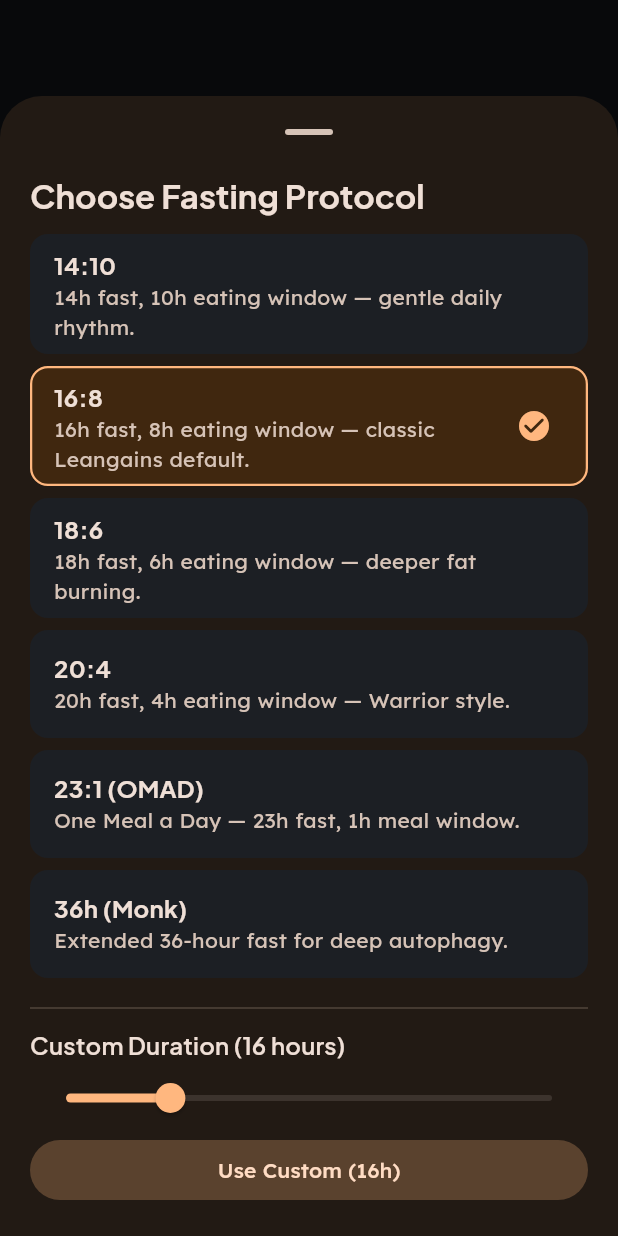
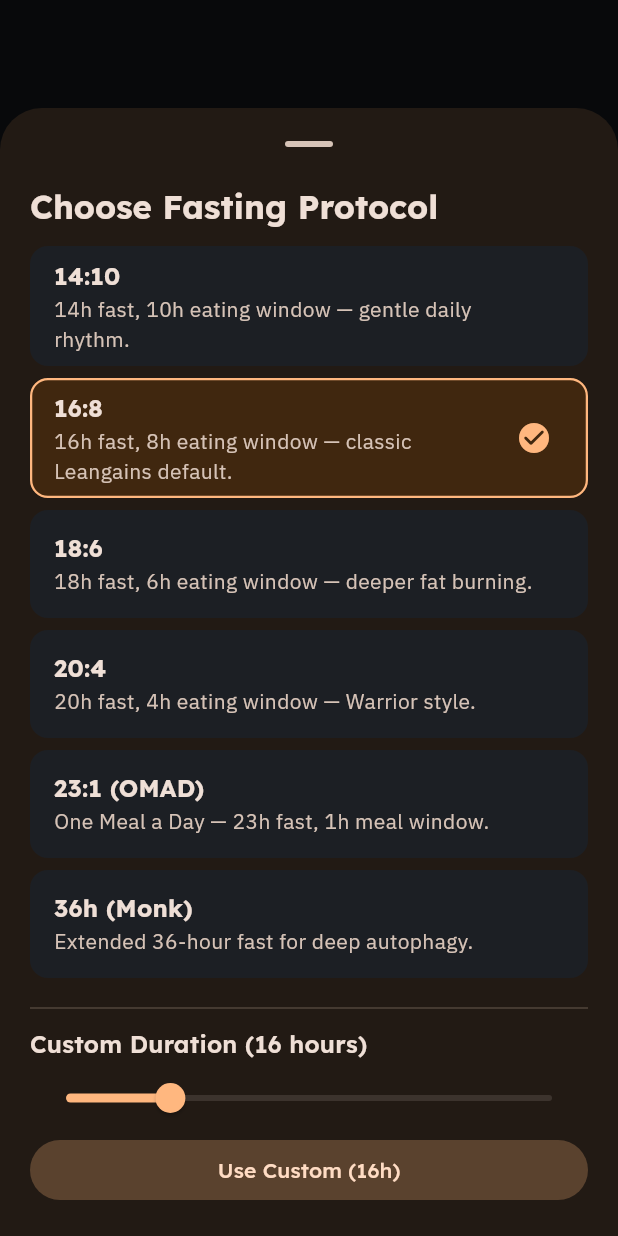
Before and after one commit to john20xdoe/fast-o-clock, a Flutter app: the AdaptiveShell screen opened directly, after a tap on an icon or button, on a phone screen of 412 x 824 dp. Run offline on Flutter 3.47's test engine with Material 3 defaults, Android fonts, the phone set to English and light mode, and no system bars; our stand-ins replace file_picker, flutter_local_notifications, share_plus, shared_preferences, sqflite, timezone; accounts and stored records are empty.

Commit message:
feat: relayout timer, replaced Jakarta Plus with IBM Plex Sans

```diff
--- a/lib/models/metabolic_stage.dart
+++ b/lib/models/metabolic_stage.dart
@@ -18,48 +18,62 @@ class MetabolicStage {
 
   static const List<MetabolicStage> stages = [
     MetabolicStage(
-      id: 'fed',
+      id: 'blood_sugar_rise',
       startHour: 0,
+      endHour: 2,
+      title: 'Blood Sugar Rises',
+      summary:
+          'Post-meal digestion; blood glucose and insulin rise as food is absorbed.',
+    ),
+    MetabolicStage(
+      id: 'blood_sugar_fall',
+      startHour: 2,
       endHour: 4,
-      title: 'Blood Sugar Rise & Fall',
-      summary: 'Body digests last meal; insulin levels begin to drop.',
+      title: 'Blood Sugar Falls',
+      summary:
+          'Insulin clears glucose into cells; blood sugar and insulin drop toward baseline.',
     ),
     MetabolicStage(
       id: 'post_absorptive',
       startHour: 4,
       endHour: 8,
-      title: 'Blood Sugar Drop',
-      summary: 'Blood glucose normalizes; glycogen reserves begin mobilizing.',
+      title: 'Glycogen Burn',
+      summary:
+          'Digestion finishes and insulin drops low; body taps liver glycogen for energy.',
     ),
     MetabolicStage(
       id: 'fat_burning',
       startHour: 8,
       endHour: 12,
       title: 'Fat Burning',
-      summary: 'Liver glycogen depletes; body shifts toward lipolysis for energy.',
+      summary:
+          'Liver glycogen depletes; body shifts toward lipolysis to burn fat for fuel.',
     ),
     MetabolicStage(
       id: 'ketosis',
       startHour: 12,
       endHour: 18,
       title: 'Ketosis',
-      summary: 'Ketone production increases as fat becomes primary fuel source.',
+      summary:
+          'Fat breakdown accelerates; liver produces ketones as a primary fuel source.',
     ),
     MetabolicStage(
       id: 'autophagy',
       startHour: 18,
       endHour: null,
       title: 'Deep Ketosis & Autophagy',
-      summary: 'Cellular cleanup and recycling processes accelerate.',
+      summary:
+          'Ketone levels rise further while cellular cleanup and recycling ramp up.',
     ),
   ];
 
   static MetabolicStage forElapsedDuration(Duration elapsed) {
     final hours = elapsed.inSeconds / 3600.0;
-    if (hours < 4) return stages[0];
-    if (hours < 8) return stages[1];
-    if (hours < 12) return stages[2];
-    if (hours < 18) return stages[3];
-    return stages[4];
+    if (hours < 2) return stages[0];
+    if (hours < 4) return stages[1];
+    if (hours < 8) return stages[2];
+    if (hours < 12) return stages[3];
+    if (hours < 18) return stages[4];
+    return stages[5];
   }
 }
--- a/lib/screens/fasting_screen.dart
+++ b/lib/screens/fasting_screen.dart
@@ -104,58 +104,16 @@ class FastingScreen extends StatelessWidget {
                   progress: progress,
                   isActive: isActive,
                   isGoalMet: isGoalMet,
+                  isCountdown: showRemaining,
                   child: Column(
                     mainAxisSize: MainAxisSize.min,
                     children: [
                       if (isActive) ...[
-                        MetabolicBadge(
-                          currentStage: controller.currentMetabolicStage,
-                          elapsed: elapsed,
-                        ),
-                        const SizedBox(height: 12),
-                        InkWell(
-                          onTap: () => controller.toggleShowRemainingTime(),
-                          borderRadius: BorderRadius.circular(8),
-                          child: Padding(
-                            padding: const EdgeInsets.symmetric(
-                              horizontal: 8,
-                              vertical: 2,
-                            ),
-                            child: Column(
-                              children: [
-                                Text(
-                                  showRemaining && !isGoalMet
-                                      ? 'Remaining (tap)'
-                                      : 'Elapsed (${(progress * 100).round()}%)',
-                                  style: theme.textTheme.labelMedium?.copyWith(
-                                    color: theme.colorScheme.onSurfaceVariant,
-                                  ),
-                                ),
-                                const SizedBox(height: 4),
-                                Text(
-                                  _formatHms(
-                                    showRemaining && !isGoalMet
-                                        ? remaining
-                                        : elapsed,
-                                  ),
-                                  style:
-                                      theme.textTheme.headlineMedium?.copyWith(
-                                    fontWeight: FontWeight.bold,
-                                    fontFeatures: const [
-                                      FontFeature.tabularFigures(),
-                                    ],
-                                  ),
-                                ),
-                              ],
-                            ),
-                          ),
-                        ),
-                        const SizedBox(height: 6),
                         if (isGoalMet)
                           Container(
                             padding: const EdgeInsets.symmetric(
                               horizontal: 10,
-                              vertical: 4,
+                              vertical: 3,
                             ),
                             decoration: BoxDecoration(
                               color: const Color(0xFF00C853)
@@ -173,10 +131,81 @@ class FastingScreen extends StatelessWidget {
                         else
                           Text(
                             'Goal: ${_formatHoursMinutes(Duration(minutes: active.targetDurationMin))}',
-                            style: theme.textTheme.bodySmall?.copyWith(
+                            style: theme.textTheme.labelMedium?.copyWith(
                               color: theme.colorScheme.onSurfaceVariant,
                             ),
                           ),
+                        const SizedBox(height: 6),
+                        FittedBox(
+                          fit: BoxFit.scaleDown,
+                          child: Text(
+                            _formatHms(showRemaining ? remaining : elapsed),
+                            style: theme.textTheme.headlineMedium?.copyWith(
+                              fontSize: 42,
+                              height: 1.1,
+                              fontWeight: FontWeight.w700,
+                              fontVariations: const [FontVariation.weight(700)],
+                              fontFeatures: const [
+                                FontFeature.tabularFigures(),
+                              ],
+                            ),
+                          ),
+                        ),
+                        const SizedBox(height: 6),
+                        InkWell(
+                          onTap: () => controller.toggleShowRemainingTime(),
+                          borderRadius: BorderRadius.circular(8),
+                          child: Padding(
+                            padding: const EdgeInsets.symmetric(
+                              horizontal: 8,
+                              vertical: 4,
+                            ),
+                            child: Row(
+                              mainAxisSize: MainAxisSize.min,
+                              children: [
+                                Text(
+                                  'Elapsed',
+                                  style: theme.textTheme.labelSmall?.copyWith(
+                                    fontWeight: !showRemaining
+                                        ? FontWeight.w700
+                                        : FontWeight.w400,
+                                    color: !showRemaining
+                                        ? const Color(0xFFFF8A00)
+                                        : theme.colorScheme.onSurfaceVariant
+                                            .withValues(alpha: 0.5),
+                                  ),
+                                ),
+                                Padding(
+                                  padding:
+                                      const EdgeInsets.symmetric(horizontal: 6),
+                                  child: Icon(
+                                    Icons.swap_horiz_rounded,
+                                    size: 14,
+                                    color: theme.colorScheme.onSurfaceVariant
+                                        .withValues(alpha: 0.65),
+                                  ),
+                                ),
+                                Text(
+                                  'Remaining',
+                                  style: theme.textTheme.labelSmall?.copyWith(
+                                    fontWeight: showRemaining
+                                        ? FontWeight.w700
+                                        : FontWeight.w400,
+                                    color: showRemaining
+                                        ? const Color(0xFFFF5252)
+                                        : theme.colorScheme.onSurfaceVariant
+                                            .withValues(alpha: 0.5),
+                                  ),
+                                ),
+                              ],
+                            ),
+                          ),
+                        ),
+                        const SizedBox(height: 8),
+                        MetabolicBadge(
+                          currentStage: controller.currentMetabolicStage,
+                          elapsed: elapsed,
+                        ),
                       ] else ...[
                         Icon(
                           Icons.hourglass_empty_rounded,
--- a/lib/screens/splash_screen.dart
+++ b/lib/screens/splash_screen.dart
@@ -81,7 +81,7 @@ class _SplashScreenState extends State<SplashScreen>
                   const Text(
                     "Fast O'Clock",
                     style: TextStyle(
-                      fontFamily: 'PlusJakartaSans',
+                      fontFamily: 'Lexend',
                       color: Colors.white,
                       fontSize: 22,
                       fontWeight: FontWeight.w700,
--- a/lib/widgets/timer_ring.dart
+++ b/lib/widgets/timer_ring.dart
@@ -6,6 +6,7 @@ class TimerRing extends StatelessWidget {
   final double progress;
   final bool isActive;
   final bool isGoalMet;
+  final bool isCountdown;
   final Widget child;
   final double size;
   final double strokeWidth;
@@ -15,6 +16,7 @@ class TimerRing extends StatelessWidget {
     required this.progress,
     required this.isActive,
     required this.isGoalMet,
+    this.isCountdown = false,
     required this.child,
     this.size = 280,
     this.strokeWidth = 18,
@@ -35,6 +37,7 @@ class TimerRing extends StatelessWidget {
           progress: progress.clamp(0.0, 1.0),
           isActive: isActive,
           isGoalMet: isGoalMet,
+          isCountdown: isCountdown,
           trackColor: trackColor,
           strokeWidth: strokeWidth,
         ),
@@ -53,6 +56,7 @@ class _TimerRingPainter extends CustomPainter {
   final double progress;
   final bool isActive;
   final bool isGoalMet;
+  final bool isCountdown;
   final Color trackColor;
   final double strokeWidth;
 
@@ -60,6 +64,7 @@ class _TimerRingPainter extends CustomPainter {
     required this.progress,
     required this.isActive,
     required this.isGoalMet,
+    required this.isCountdown,
     required this.trackColor,
     required this.strokeWidth,
   });
@@ -78,10 +83,16 @@ class _TimerRingPainter extends CustomPainter {
 
     canvas.drawCircle(center, radius, trackPaint);
 
-    if (!isActive || progress <= 0.0) return;
+    if (!isActive) return;
 
-    final sweepAngle = 2 * math.pi * progress;
-    const startAngle = -math.pi / 2;
+    final displayedRatio = isCountdown ? (1.0 - progress) : progress;
+    if (displayedRatio <= 0.0 && !isGoalMet) return;
+
+    const topAngle = -math.pi / 2;
+    final startAngle =
+        isCountdown ? topAngle + (2 * math.pi * progress) : topAngle;
+    final sweepAngle =
+        2 * math.pi * (isGoalMet && isCountdown ? 0.0 : displayedRatio);
 
     final Paint arcPaint = Paint()
       ..style = PaintingStyle.stroke
@@ -90,16 +101,16 @@ class _TimerRingPainter extends CustomPainter {
 
     if (isGoalMet) {
       arcPaint.color = const Color(0xFF00C853);
+      if (isCountdown) return;
     } else {
-      arcPaint.shader = const SweepGradient(
+      final colors = isCountdown
+          ? const [Color(0xFFFF5252), Color(0xFFFF8A00), Color(0xFFFF5252)]
+          : const [Color(0xFFFF8A00), Color(0xFFFF5252), Color(0xFFFF8A00)];
+      arcPaint.shader = SweepGradient(
         startAngle: 0.0,
         endAngle: 2 * math.pi,
-        colors: [
-          Color(0xFFFF8A00),
-          Color(0xFFFF5252),
-          Color(0xFFFF8A00),
-        ],
-        transform: GradientRotation(-math.pi / 2),
+        colors: colors,
+        transform: const GradientRotation(-math.pi / 2),
       ).createShader(rect);
     }
 
@@ -111,6 +122,7 @@ class _TimerRingPainter extends CustomPainter {
     return oldDelegate.progress != progress ||
         oldDelegate.isActive != isActive ||
         oldDelegate.isGoalMet != isGoalMet ||
+        oldDelegate.isCountdown != isCountdown ||
         oldDelegate.trackColor != trackColor;
   }
 }
--- a/pubspec.yaml
+++ b/pubspec.yaml
@@ -49,6 +49,6 @@ flutter:
     - family: Lexend
       fonts:
         - asset: assets/fonts/Lexend.ttf
-    - family: PlusJakartaSans
+    - family: IBMPlexSans
       fonts:
-        - asset: assets/fonts/PlusJakartaSans.ttf
+        - asset: assets/fonts/IBMPlexSans.ttf
```
Also changed, not shown: lib/app.dart (+15 -12 lines), lib/widgets/metabolic_badge.dart (+6 -5 lines), assets/fonts/IBMPlexSans.ttf (added), assets/fonts/PlusJakartaSans.ttf (deleted), 1 other file.
